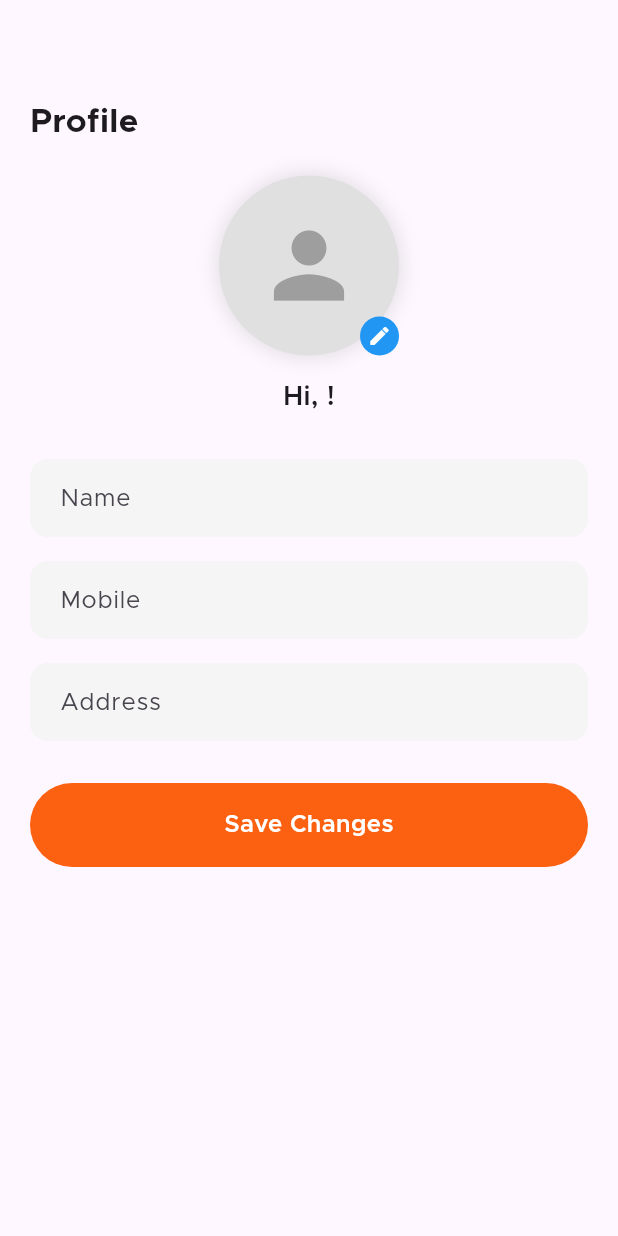
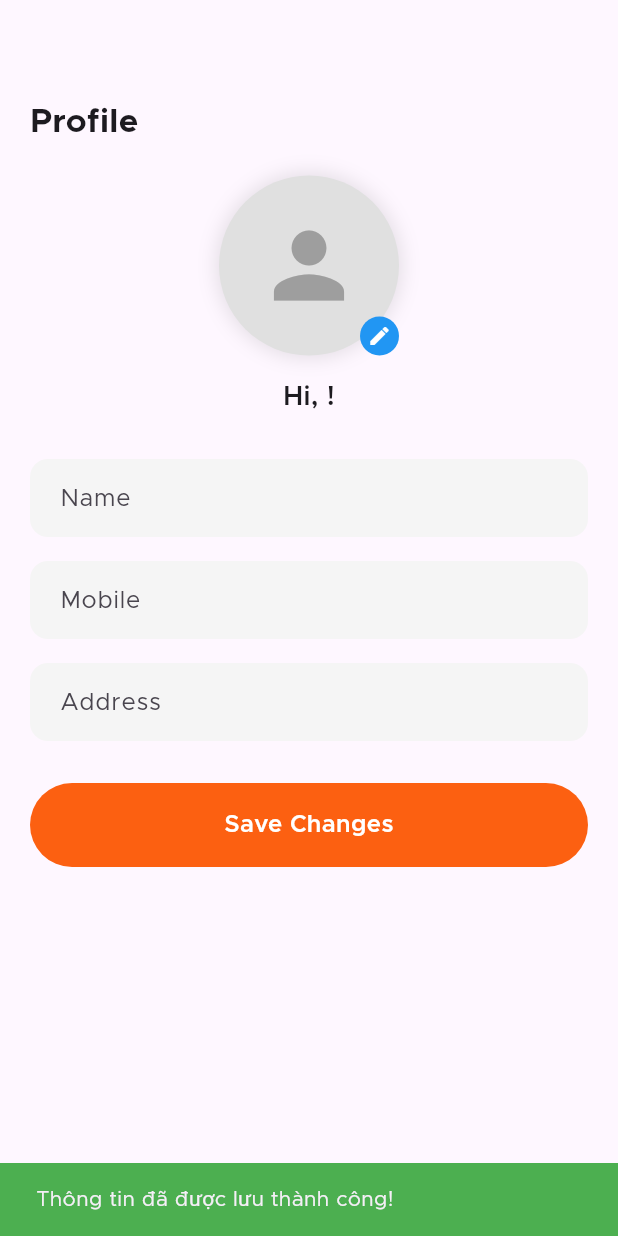
Before and after one commit to ProjectWindy/food_delivery-, a Flutter app: the ProfileView screen opened directly, after a tap on "Save Changes", on a phone screen of 412 x 824 dp. Run offline on Flutter 3.47's test engine with Material 3 defaults, Android fonts, the phone set to English and light mode, and no system bars; drawn by our look-alikes of flutter_easyloading; our stand-ins replace cloud_firestore, firebase_auth, firebase_core, firebase_database, flutter_rating_bar, flutter_timezone and 4 more; accounts and stored records are empty.

Commit message:
Update code clean +1

```diff
--- a/lib/services/auth_service.dart
+++ b/lib/services/auth_service.dart
@@ -1,4 +1,5 @@
 import 'package:firebase_auth/firebase_auth.dart';
+import 'package:food_delivery/common/locator.dart';
 import 'package:google_sign_in/google_sign_in.dart';
 import 'package:cloud_firestore/cloud_firestore.dart';
 import '../common/globs.dart';
@@ -13,6 +14,8 @@ class AuthService {
 
   // Firestore để lưu trữ thông tin người dùng
   final FirebaseFirestore _firestore = FirebaseFirestore.instance;
+  static final NavigationService navigationService =
+      locator<NavigationService>();
 
   /// Đăng nhập bằng email và mật khẩu
   /// Trả về một `Map` chứa kết quả `success` và thông tin người dùng (nếu thành công)
@@ -151,6 +154,8 @@ class AuthService {
   /// Đăng xuất người dùng
   Future<void> logout() async {
     try {
+      navigationService.navigateTo("welcome");
+
       await _auth.signOut(); // Đăng xuất Firebase
       await _googleSignIn.signOut(); // Nếu đăng nhập Google thì cũng đăng xuất
     } catch (e) {
--- a/lib/view/profile/profile_view.dart
+++ b/lib/view/profile/profile_view.dart
@@ -81,6 +81,17 @@ class _ProfileViewState extends State<ProfileView> {
         setState(() {
           profileImageBase64 = base64Image;
         });
+      }
+
+      // Show success message
+      if (mounted) {
+        ScaffoldMessenger.of(context).showSnackBar(
+          const SnackBar(
+            content: Text('Thông tin đã được lưu thành công!'),
+            backgroundColor: Colors.green,
+            duration: Duration(seconds: 2),
+          ),
+        );
       }
     }
   }
```
Also changed, not shown: lib/services/search.dart (+4 -4 lines).
